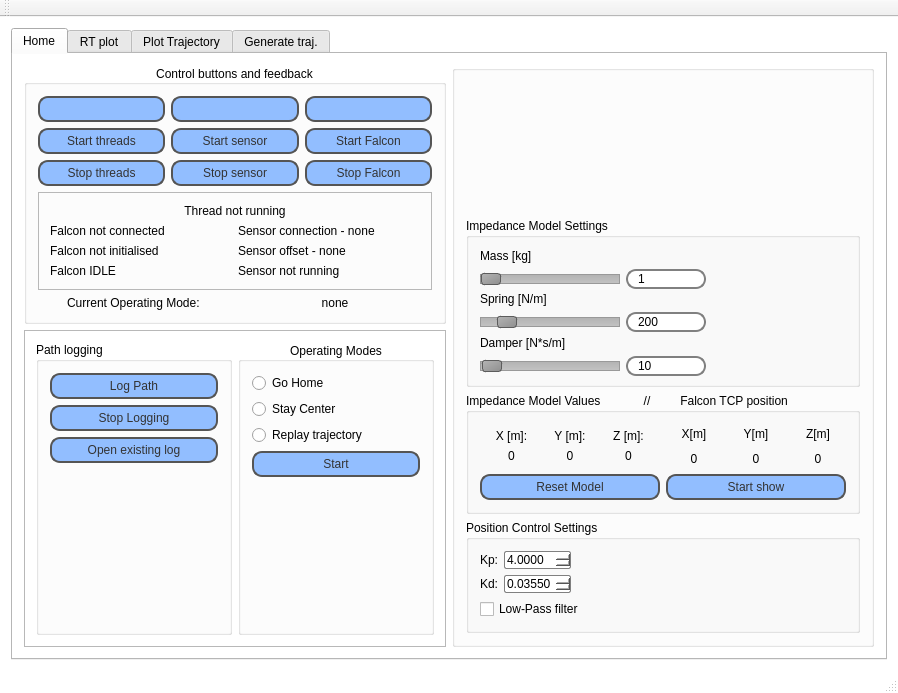
Above: FaaR/mainwindow.ui from ABC-iRobotics/iRob-FaaR before the change. Below: the same form after it.
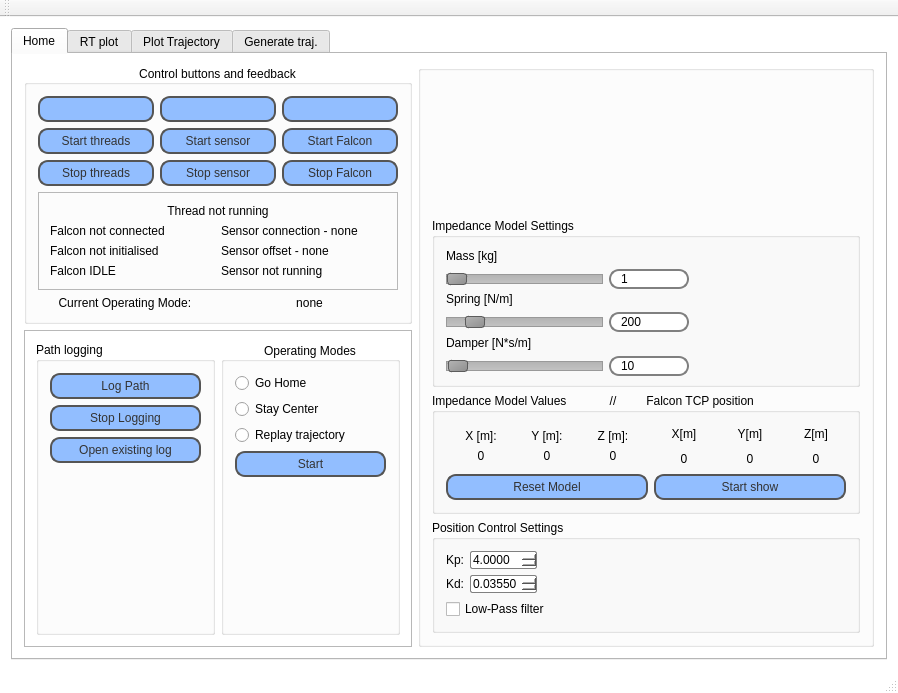
That is the form after the change. The open tabs and pages were chosen to show the change. Icons and pictures are not drawn. Custom widgets are drawn as their Qt base class.

```diff
--- a/FaaR/mainwindow.ui
+++ b/FaaR/mainwindow.ui
@@ -781,9 +781,15 @@
                      <layout class="QHBoxLayout" name="impModCoords">
                       <item>
                        <widget class="QLabel" name="sensorX">
+                        <property name="minimumSize">
+                         <size>
+                          <width>60</width>
+                          <height>0</height>
+                         </size>
+                        </property>
                         <property name="maximumSize">
                          <size>
-                          <width>80</width>
+                          <width>60</width>
                           <height>16777215</height>
                          </size>
                         </property>
@@ -797,9 +803,15 @@
                       </item>
                       <item>
                        <widget class="QLabel" name="sensorY">
+                        <property name="minimumSize">
+                         <size>
+                          <width>60</width>
+                          <height>0</height>
+                         </size>
+                        </property>
                         <property name="maximumSize">
                          <size>
-                          <width>80</width>
+                          <width>60</width>
                           <height>16777215</height>
                          </size>
                         </property>
@@ -813,9 +825,15 @@
                       </item>
                       <item>
                        <widget class="QLabel" name="sensorZ">
+                        <property name="minimumSize">
+                         <size>
+                          <width>60</width>
+                          <height>0</height>
+                         </size>
+                        </property>
                         <property name="maximumSize">
                          <size>
-                          <width>80</width>
+                          <width>60</width>
                           <height>16777215</height>
                          </size>
                         </property>
@@ -831,7 +849,7 @@
                     </item>
                    </layout>
                   </item>
-                  <item row="1" column="1">
+                  <item row="1" column="2">
                    <layout class="QVBoxLayout" name="verticalLayout_12">
                     <item>
                      <layout class="QHBoxLayout" name="horizontalLayout_7">
@@ -889,9 +907,15 @@
                      <layout class="QHBoxLayout" name="horizontalLayout_4">
                       <item>
                        <widget class="QLabel" name="labelFalconXpos">
+                        <property name="minimumSize">
+                         <size>
+                          <width>60</width>
+                          <height>0</height>
+                         </size>
+                        </property>
                         <property name="maximumSize">
                          <size>
-                          <width>80</width>
+                          <width>60</width>
                           <height>16777215</height>
                          </size>
                         </property>
@@ -908,9 +932,15 @@
                       </item>
                       <item>
                        <widget class="QLabel" name="labelFalconYpos">
+                        <property name="minimumSize">
+                         <size>
+                          <width>60</width>
+                          <height>0</height>
+                         </size>
+                        </property>
                         <property name="maximumSize">
                          <size>
-                          <width>80</width>
+                          <width>60</width>
                           <height>16777215</height>
                          </size>
                         </property>
@@ -924,9 +954,15 @@
                       </item>
                       <item>
                        <widget class="QLabel" name="labelFalconZpos">
+                        <property name="minimumSize">
+                         <size>
+                          <width>60</width>
+                          <height>0</height>
+                         </size>
+                        </property>
                         <property name="maximumSize">
                          <size>
-                          <width>80</width>
+                          <width>60</width>
                           <height>16777215</height>
                          </size>
                         </property>
@@ -942,7 +978,7 @@
                     </item>
                    </layout>
                   </item>
-                  <item row="2" column="1">
+                  <item row="2" column="2">
                    <widget class="QPushButton" name="buttonFalconShowCoords">
                     <property name="maximumSize">
                      <size>
@@ -955,6 +991,19 @@
                     </property>
                    </widget>
                   </item>
+                  <item row="1" column="1">
+                   <spacer name="horizontalSpacer_2">
+                    <property name="orientation">
+                     <enum>Qt::Horizontal</enum>
+                    </property>
+                    <property name="sizeHint" stdset="0">
+                     <size>
+                      <width>40</width>
+                      <height>20</height>
+                     </size>
+                    </property>
+                   </spacer>
+                  </item>
                  </layout>
                 </item>
                </layout>
```
Left out of the diff: 12 changed lines with no effect on the pictures.
